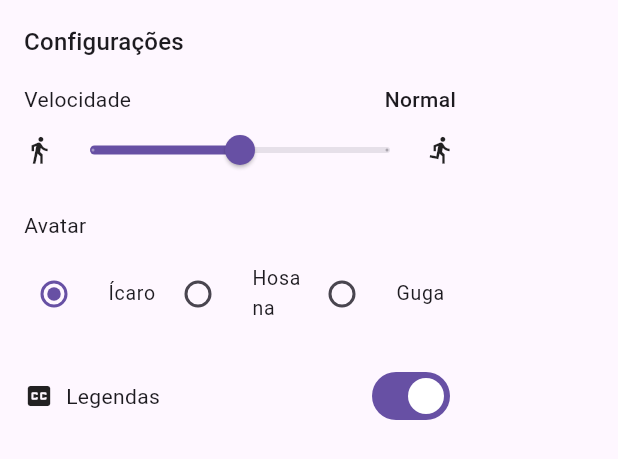
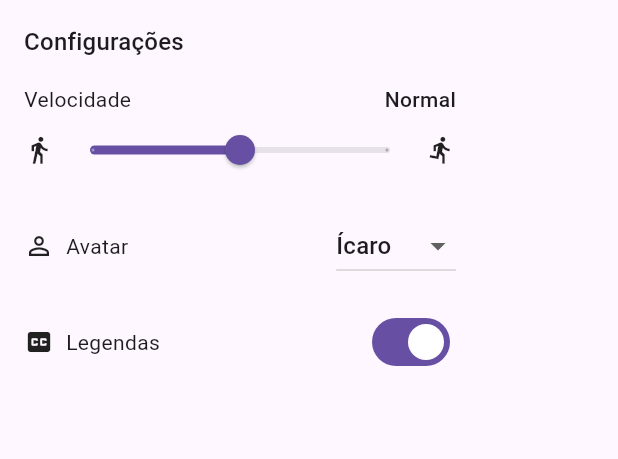
Before and after one commit to luizpaulobarroca/vlibras-flutter, a Flutter app: the VLibrasSettingsPanel widget shown alone on an empty page, opened directly with empty values, on a phone screen of 412 x 824 dp. Shown: the top 459 px of the screen. Run offline on Flutter 3.47's test engine with Material 3 defaults, Android fonts, the phone set to English and light mode, and no system bars; our stand-ins replace web, webview_flutter; missing offline and left inert: dart:js_interop.

Commit message:
refactor(widgets): avatar as DropdownButton + black icons on home/panel
Avatar: substitui Row de RadioListTile por DropdownButton<VLibrasAvatar> com
ícone person_outline antes do label — alinhado com o padrão "select" pedido.

Ícones pretos: troca Colors.white por Colors.black em accessibility_new
(floating button), settings e close (ações do painel de avatar).

Teste do seletor de avatar usa onChanged do DropdownButton diretamente
em vez de tap na label (que agora só aparece ao abrir o menu).

Co-Authored-By: Claude Opus 4.7 (1M context) <noreply@anthropic.com>

```diff
--- a/lib/src/vlibras_accessibility_widget.dart
+++ b/lib/src/vlibras_accessibility_widget.dart
@@ -125,7 +125,7 @@ class _VLibrasAccessibilityWidgetState
                 onTap: () => setState(() => _isExpanded = true),
                 child: const Icon(
                   Icons.accessibility_new,
-                  color: Colors.white,
+                  color: Colors.black,
                 ),
               ),
             ),
@@ -202,7 +202,7 @@ class _VLibrasAccessibilityWidgetState
                       button: true,
                       child: IconButton(
                         icon:
-                            const Icon(Icons.settings, color: Colors.white),
+                            const Icon(Icons.settings, color: Colors.black),
                         onPressed: () => setState(
                             () => _isSettingsOpen = !_isSettingsOpen),
                       ),
@@ -211,7 +211,7 @@ class _VLibrasAccessibilityWidgetState
                     label: widget.settingsLabels.close,
                     button: true,
                     child: IconButton(
-                      icon: const Icon(Icons.close, color: Colors.white),
+                      icon: const Icon(Icons.close, color: Colors.black),
                       onPressed: () => setState(() {
                         _isExpanded = false;
                         _isSettingsOpen = false;
--- a/lib/src/vlibras_settings_panel.dart
+++ b/lib/src/vlibras_settings_panel.dart
@@ -115,29 +115,27 @@ class VLibrasSettingsPanel extends StatelessWidget {
   }
 
   Widget _buildAvatarSection(VLibrasValue value) {
-    Widget radio(VLibrasAvatar a, String label) => Expanded(
-          child: RadioListTile<VLibrasAvatar>(
-            contentPadding: EdgeInsets.zero,
-            dense: true,
-            title: Text(label),
-            value: a,
-            groupValue: value.avatar,
-            onChanged: (next) {
-              if (next != null) controller.setAvatar(next);
-            },
-          ),
-        );
+    String labelFor(VLibrasAvatar a) => switch (a) {
+          VLibrasAvatar.icaro => labels.avatarIcaro,
+          VLibrasAvatar.hosana => labels.avatarHosana,
+          VLibrasAvatar.guga => labels.avatarGuga,
+        };
 
-    return Column(
-      crossAxisAlignment: CrossAxisAlignment.stretch,
+    return Row(
       children: [
-        Text(labels.avatar),
-        const SizedBox(height: 8),
-        Row(children: [
-          radio(VLibrasAvatar.icaro, labels.avatarIcaro),
-          radio(VLibrasAvatar.hosana, labels.avatarHosana),
-          radio(VLibrasAvatar.guga, labels.avatarGuga),
-        ]),
+        const Icon(Icons.person_outline, size: 20),
+        const SizedBox(width: 8),
+        Expanded(child: Text(labels.avatar)),
+        DropdownButton<VLibrasAvatar>(
+          value: value.avatar,
+          onChanged: (next) {
+            if (next != null) controller.setAvatar(next);
+          },
+          items: [
+            for (final a in VLibrasAvatar.values)
+              DropdownMenuItem(value: a, child: Text(labelFor(a))),
+          ],
+        ),
       ],
     );
   }
```
Also changed, not shown: 1 other file.
